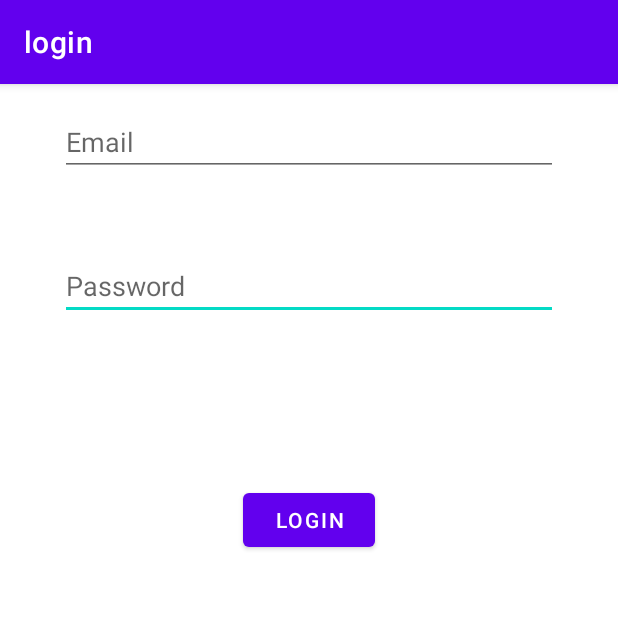
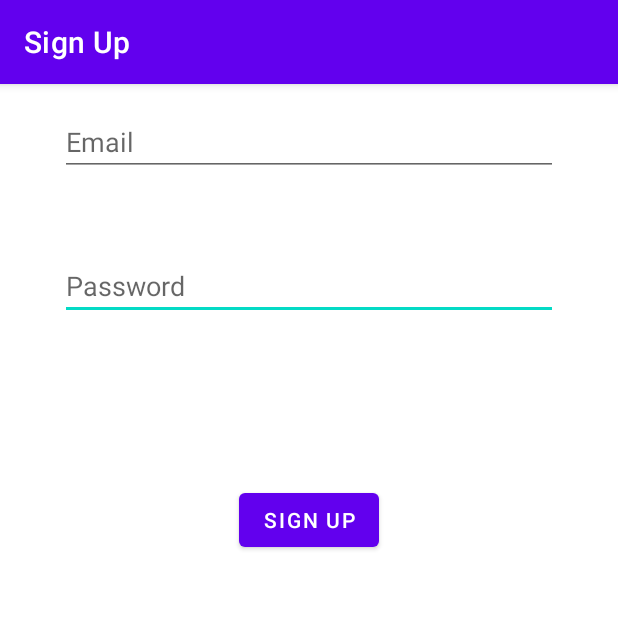
Before and after one commit to nivnaory/validation-login-library, an Android app: the screen it shows after launch (LoginActivity before the commit, SignUpActivity after it), on a phone screen of 412 x 824 dp, the top half of it. Run offline under Robolectric (Android 15) with nearby library versions, the phone set to English and light mode, and no system bars.

Commit message:
change to sigUP

```diff
--- a/app/build.gradle
+++ b/app/build.gradle
@@ -33,6 +33,7 @@ dependencies {
     implementation 'androidx.appcompat:appcompat:1.2.0'
     implementation 'com.google.android.material:material:1.2.1'
     implementation 'androidx.constraintlayout:constraintlayout:2.0.4'
+    implementation 'com.github.nivnaory:validation-login-library:v1.0'
     implementation project(path: ':lav')
     testImplementation 'junit:junit:4.+'
     androidTestImplementation 'androidx.test.ext:junit:1.1.2'
--- a/app/src/main/AndroidManifest.xml
+++ b/app/src/main/AndroidManifest.xml
@@ -5,11 +5,11 @@
     <application
         android:allowBackup="true"
         android:icon="@mipmap/ic_launcher"
-        android:label="@string/app_name"
+        android:label="Sign Up"
         android:roundIcon="@mipmap/ic_launcher_round"
         android:supportsRtl="true"
         android:theme="@style/Theme.Example">
-        <activity android:name=".LoginActivity">
+        <activity android:name=".SignUpActivity">
             <intent-filter>
                 <action android:name="android.intent.action.MAIN" />
 
--- a/app/src/main/java/com/example/example/LoginActivity.java
+++ b/app/src/main/java/com/example/example/SignUpActivity.java
@@ -9,7 +9,8 @@ import android.widget.EditText;
 
 import com.example.lav.CredentialsChecker;
 
-public class LoginActivity extends AppCompatActivity {
+
+public class SignUpActivity extends AppCompatActivity {
 
     @Override
     protected void onCreate(Bundle savedInstanceState) {
@@ -29,9 +30,8 @@ public class LoginActivity extends AppCompatActivity {
         EditText passwordText = findViewById(R.id.password);
         final String email = emailText.getText().toString();
         final String password = passwordText.getText().toString();
-        CredentialsChecker checker = new CredentialsChecker(this);
+        CredentialsChecker checker=new CredentialsChecker(this);
         if(checker.checkEmail(email))
         checker.checkPassword(password);
-
     }
 }
--- a/app/src/main/res/layout/activity_main.xml
+++ b/app/src/main/res/layout/activity_main.xml
@@ -8,7 +8,7 @@
     android:paddingTop="@dimen/activity_vertical_margin"
     android:paddingRight="@dimen/activity_horizontal_margin"
     android:paddingBottom="@dimen/activity_vertical_margin"
-    tools:context=".LoginActivity">
+    tools:context=".SignUpActivity">
 
     <EditText
     android:id="@+id/password"
@@ -49,7 +49,7 @@
         android:layout_marginTop="16dp"
         android:layout_marginEnd="48dp"
         android:layout_marginBottom="64dp"
-        android:text="Login"
+        android:text="Sign up"
         app:layout_constraintBottom_toBottomOf="parent"
         app:layout_constraintEnd_toEndOf="parent"
         app:layout_constraintStart_toStartOf="parent"
--- a/build.gradle
+++ b/build.gradle
@@ -3,9 +3,11 @@ buildscript {
     repositories {
         google()
         jcenter()
+
     }
     dependencies {
         classpath 'com.android.tools.build:gradle:3.6.3'
+
 
         // NOTE: Do not place your application dependencies here; they belong
         // in the individual module build.gradle files
@@ -16,6 +18,7 @@ allprojects {
     repositories {
         google()
         jcenter()
+        maven { url 'https://jitpack.io' }
     }
 }
 
--- a/lav/build.gradle
+++ b/lav/build.gradle
@@ -35,4 +35,5 @@ dependencies {
     testImplementation 'junit:junit:4.+'
     androidTestImplementation 'androidx.test.ext:junit:1.1.2'
     androidTestImplementation 'androidx.test.espresso:espresso-core:3.3.0'
+
 }
```
Also changed, not shown: gradle/wrapper/gradle-wrapper.properties.
